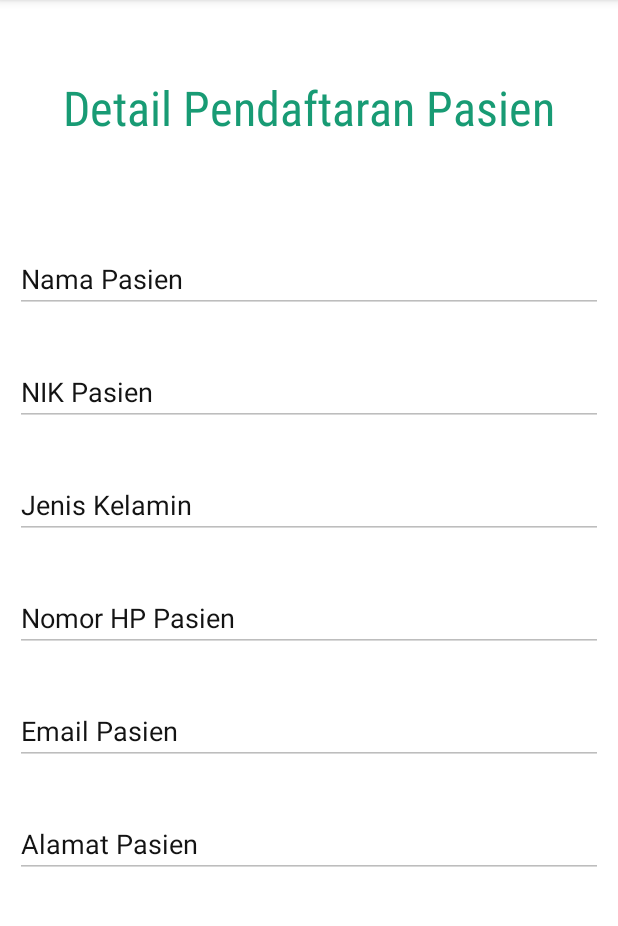
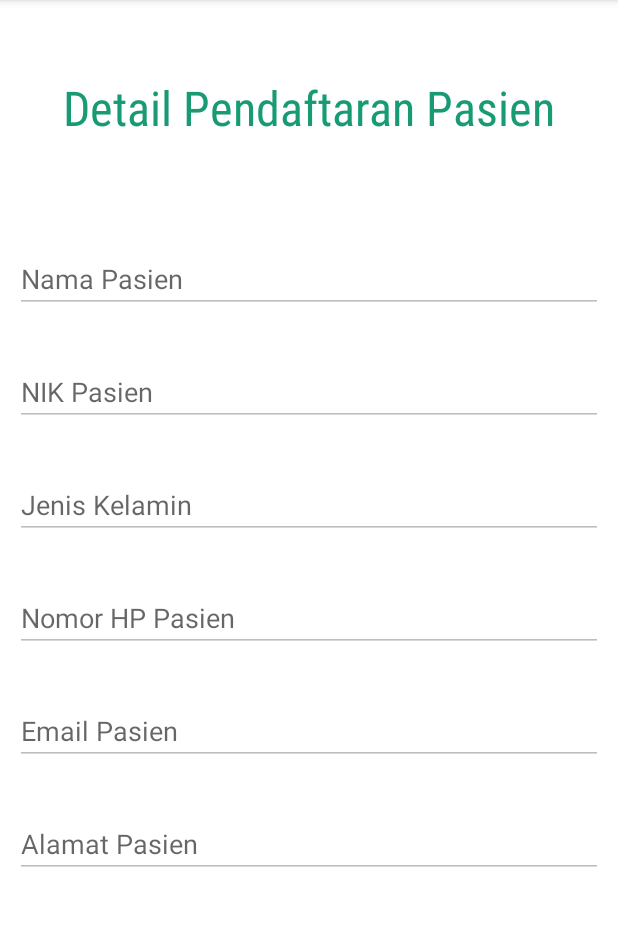
Before and after one commit to yasczzn/vaccine-andro-app, an Android app: the DetailActivity screen opened directly, with no data from a screen before it, on a phone screen of 412 x 824 dp, the part 84-1010 px from its top. Run offline under Robolectric (Android 15) with nearby library versions, the phone set to English and light mode, and no system bars.

Commit message:
Edit activity_create.xml and 5 other files
Edit activity_create.xml, activity_detail.xml, dialog_view.xml, and item_pasien.xml for dark mode. Edit MainActivity.java for disabled back button when logout. and Edit AndroidManifest.xml and ic_launcher_round.xml for app icon

```diff
--- a/app/src/main/AndroidManifest.xml
+++ b/app/src/main/AndroidManifest.xml
@@ -10,12 +10,12 @@
     <application
         android:allowBackup="true"
         android:fontFamily="sans-serif-condensed-light"
-        android:icon="@mipmap/ic_launcher"
+        android:icon="@drawable/keluargasehat"
         android:label="@string/app_name"
         android:roundIcon="@mipmap/ic_launcher_round"
         android:supportsRtl="true"
         android:theme="@style/Theme.VaksinApplication">
-        <activity android:name=".ReadActivity"></activity>
+        <activity android:name=".ReadActivity"/>
         <activity android:name=".DetailActivity" />
         <activity android:name=".CreateActivity" />
         <activity
--- a/app/src/main/java/com/example/vaksinapplication/MainActivity.java
+++ b/app/src/main/java/com/example/vaksinapplication/MainActivity.java
@@ -74,6 +74,7 @@ public class MainActivity extends AppCompatActivity {
                                 mfirebaseAuth.signOut();
                                 Intent i = new Intent(MainActivity.this, LoginActivity.class);
                                 startActivity(i);
+                                finish();
                             }
                         })
                         .setNegativeButton("No",new DialogInterface.OnClickListener() {
--- a/app/src/main/res/layout/activity_detail.xml
+++ b/app/src/main/res/layout/activity_detail.xml
@@ -32,7 +32,7 @@
             android:layout_width="match_parent"
             android:layout_height="wrap_content"
             android:layout_marginTop="70dp"
-            android:textColorHint="@color/dark_grey"
+            android:textColor="?attr/textColor"
             android:hint="Nama Pasien"
             android:inputType="text" />
 
@@ -41,7 +41,7 @@
             android:layout_width="match_parent"
             android:layout_height="wrap_content"
             android:layout_marginTop="30dp"
-            android:textColorHint="@color/dark_grey"
+            android:textColor="?attr/textColor"
             android:hint="NIK Pasien"
             android:inputType="number" />
 
@@ -50,7 +50,7 @@
             android:layout_width="match_parent"
             android:layout_height="wrap_content"
             android:layout_marginTop="30dp"
-            android:textColorHint="@color/dark_grey"
+            android:textColor="?attr/textColor"
             android:hint="Jenis Kelamin"
             android:inputType="text" />
 
@@ -59,7 +59,7 @@
             android:layout_width="match_parent"
             android:layout_height="wrap_content"
             android:layout_marginTop="30dp"
-            android:textColorHint="@color/dark_grey"
+            android:textColor="?attr/textColor"
             android:hint="Nomor HP Pasien"
             android:inputType="number" />
 
@@ -68,7 +68,7 @@
             android:layout_width="match_parent"
             android:layout_height="wrap_content"
             android:layout_marginTop="30dp"
-            android:textColorHint="@color/dark_grey"
+            android:textColor="?attr/textColor"
             android:hint="Email Pasien"
             android:inputType="textEmailAddress" />
 
@@ -77,7 +77,7 @@
             android:layout_width="match_parent"
             android:layout_height="wrap_content"
             android:layout_marginTop="30dp"
-            android:textColorHint="@color/dark_grey"
+            android:textColor="?attr/textColor"
             android:hint="Alamat Pasien"
             android:inputType="text" />
 
--- a/app/src/main/res/layout/dialog_view.xml
+++ b/app/src/main/res/layout/dialog_view.xml
@@ -13,6 +13,7 @@
         android:layout_height="wrap_content"
         android:layout_gravity="left"
         android:layout_marginHorizontal="200dp"
+        android:textColor="?attr/metaTextColor"
         android:text="Edit Data"
         android:textSize="20dp"/>
 
@@ -23,6 +24,7 @@
         android:layout_height="wrap_content"
         android:layout_gravity="left"
         android:layout_marginHorizontal="200dp"
+        android:textColor="?attr/metaTextColor"
         android:text="Delete"
         android:textSize="20dp"/>
 
--- a/app/src/main/res/layout/item_pasien.xml
+++ b/app/src/main/res/layout/item_pasien.xml
@@ -7,7 +7,7 @@
         android:id="@+id/tv_namapasien"
         android:layout_width="match_parent"
         android:layout_height="wrap_content"
-        android:textColor="@android:color/black"
+        android:textColor="?attr/textColor"
         android:layout_margin="10dp"
         android:textSize="22sp" />
 
--- a/app/src/main/res/mipmap-anydpi-v26/ic_launcher_round.xml
+++ b/app/src/main/res/mipmap-anydpi-v26/ic_launcher_round.xml
@@ -1,5 +1,4 @@
 <?xml version="1.0" encoding="utf-8"?>
 <adaptive-icon xmlns:android="http://schemas.android.com/apk/res/android">
-    <background android:drawable="@drawable/ic_launcher_background" />
-    <foreground android:drawable="@drawable/ic_launcher_foreground" />
+    <foreground android:drawable="@drawable/keluargasehat" />
 </adaptive-icon>
```
Also changed, not shown: app/src/main/res/layout/activity_create.xml (+7 -1 lines).
